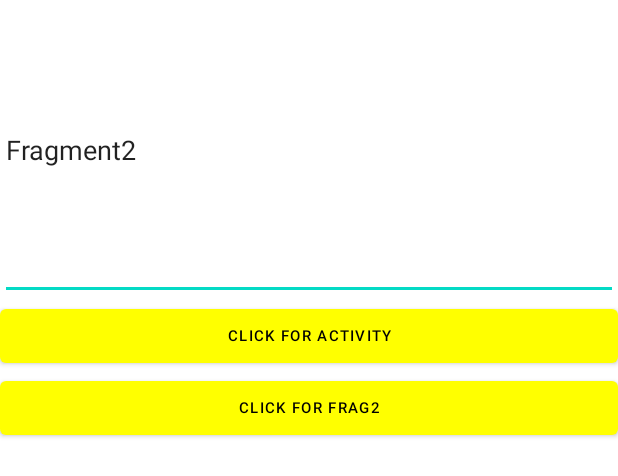
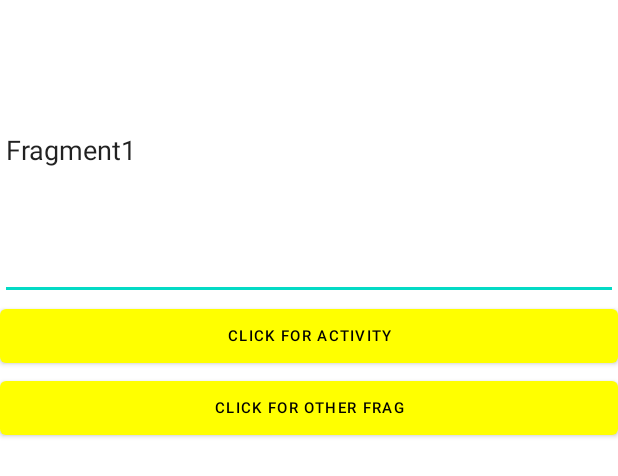
Before and after one commit to enigma-uc/Fragments-Communication, an Android app: the layout frag1.xml on its own in the app's theme, with its tools: preview values and no code run, on a phone screen of 412 x 824 dp. Shown: the top 476 px of the screen. Run offline under Robolectric (Android 15) with nearby library versions, the phone set to English and light mode, and no system bars.

```diff
--- a/app/src/main/res/layout/frag1.xml
+++ b/app/src/main/res/layout/frag1.xml
@@ -13,7 +13,7 @@
         android:id="@+id/frag1_editText"
         android:layout_width="match_parent"
         android:layout_height="200dp"
-        android:text="Fragment2" />
+        android:text="Fragment1" />
 
     <Button
         android:id="@+id/btn1"
@@ -30,7 +30,7 @@
         android:layout_width="match_parent"
         android:layout_height="wrap_content"
         android:layout_weight="1"
-        android:text="Click for Frag2"
+        android:text="Click for other Frag"
         android:textColor="@color/black"
         android:textSize="10sp"
         app:backgroundTint="@color/yellow" />
--- a/app/src/main/res/layout/frag2.xml
+++ b/app/src/main/res/layout/frag2.xml
@@ -30,7 +30,7 @@
         android:layout_width="match_parent"
         android:layout_height="wrap_content"
         android:layout_weight="1"
-        android:text="Click for Frag1"
+        android:text="Click for other Frag"
         android:textColor="@color/black"
         android:textSize="10sp"
         app:backgroundTint="@color/yellow" />
```
Also changed, not shown: 1 other file.
